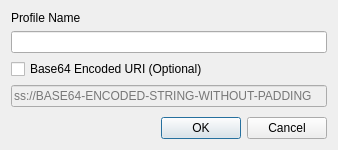
Qt form src/addprofiledialogue.ui (shadowsocks/shadowsocks-qt5) before a commit.
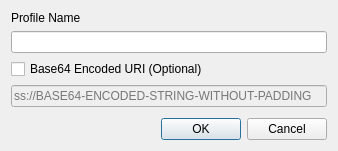
The same form after that commit.

Patch:
```diff
--- a/src/addprofiledialogue.ui
+++ b/src/addprofiledialogue.ui
@@ -7,7 +7,7 @@
     <x>0</x>
     <y>0</y>
     <width>338</width>
-    <height>150</height>
+    <height>151</height>
    </rect>
   </property>
   <property name="windowTitle">
```
